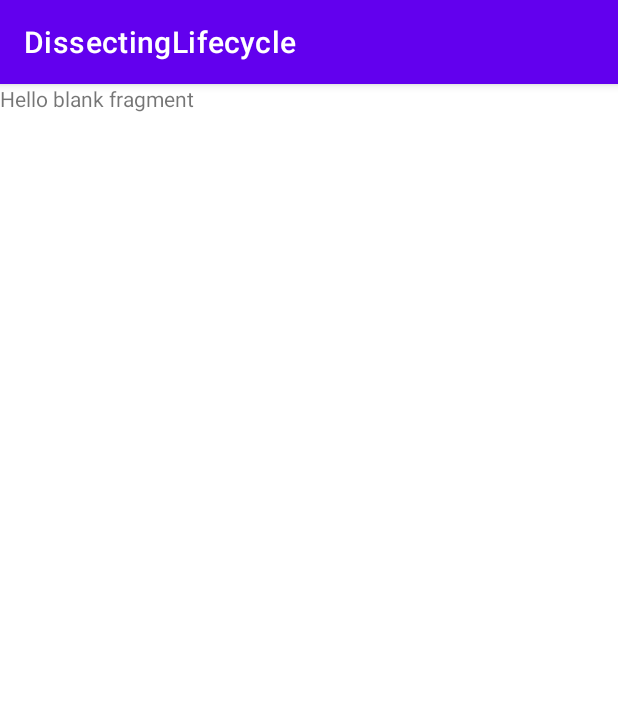
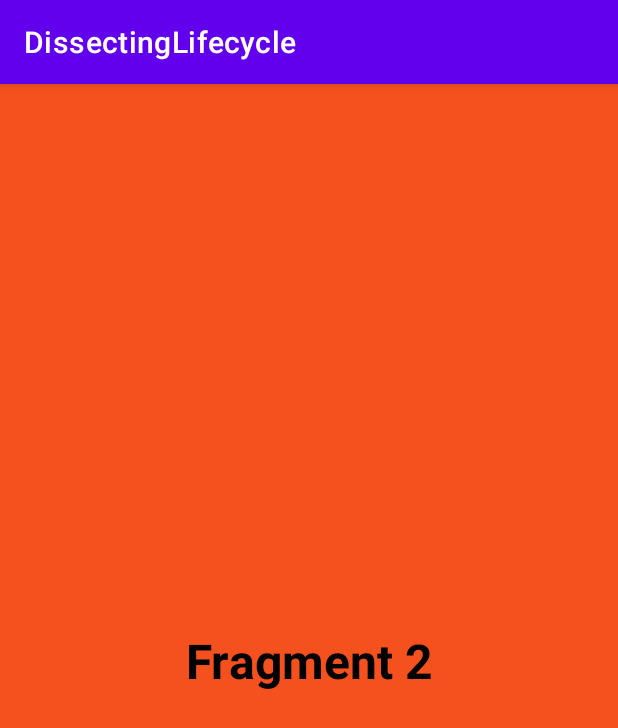
Before and after one commit to mahmood199/Dissecting-LifeCycle-In-Android, an Android app: the fragment Fragment2 shown on its own in the app's theme, on a phone screen of 412 x 824 dp. Shown: the top 728 px of the screen. Run offline under Robolectric (Android 15) with nearby library versions, the phone set to English and light mode, and no system bars.

Commit message:
colors added for fragments layout

```diff
--- a/app/src/main/res/layout/fragment_2.xml
+++ b/app/src/main/res/layout/fragment_2.xml
@@ -1,14 +1,21 @@
 <?xml version="1.0" encoding="utf-8"?>
-<FrameLayout xmlns:android="http://schemas.android.com/apk/res/android"
+<androidx.constraintlayout.widget.ConstraintLayout xmlns:android="http://schemas.android.com/apk/res/android"
+    xmlns:app="http://schemas.android.com/apk/res-auto"
     xmlns:tools="http://schemas.android.com/tools"
     android:layout_width="match_parent"
     android:layout_height="match_parent"
-    tools:context=".Fragment2">
+    android:background="@color/deep_orange"
+    tools:context=".Fragment1">
 
-    <!-- TODO: Update blank fragment layout -->
     <TextView
         android:layout_width="match_parent"
-        android:layout_height="match_parent"
-        android:text="@string/hello_blank_fragment" />
+        android:layout_height="wrap_content"
+        android:text="Fragment 2"
+        android:textAlignment="center"
+        android:textColor="@color/black"
+        android:textSize="32sp"
+        android:textStyle="bold"
+        app:layout_constraintBottom_toBottomOf="parent"
+        app:layout_constraintTop_toTopOf="parent" />
 
-</FrameLayout>
+</androidx.constraintlayout.widget.ConstraintLayout>
```
Also changed, not shown: app/src/main/res/layout/fragment_1.xml (+12 -5 lines), app/src/main/res/layout/fragment_3.xml (+13 -6 lines), app/src/main/res/values/colors.xml (+7 -0 lines).
